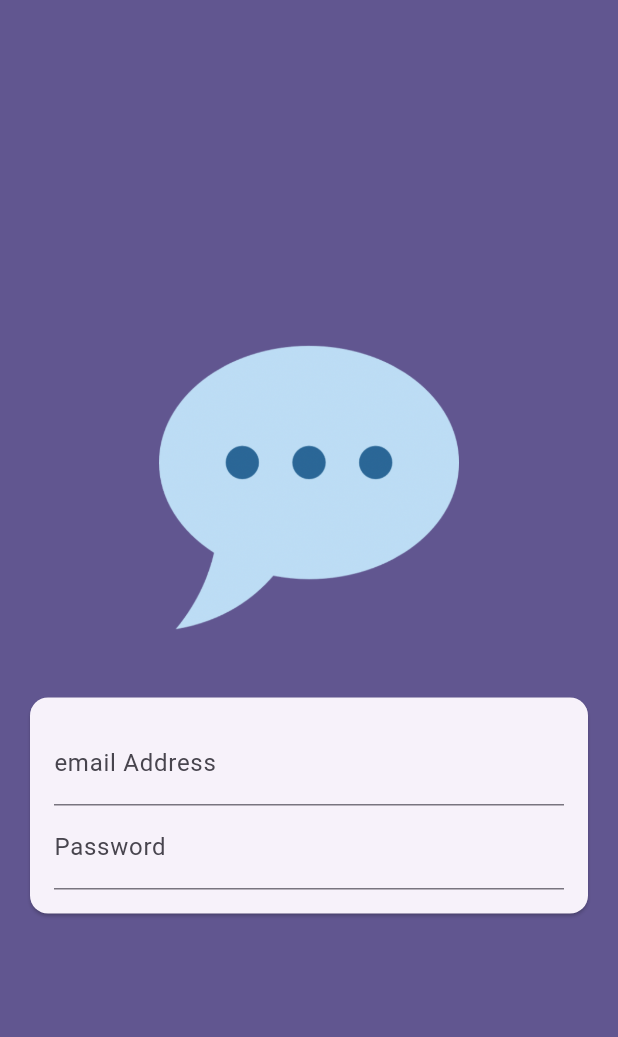
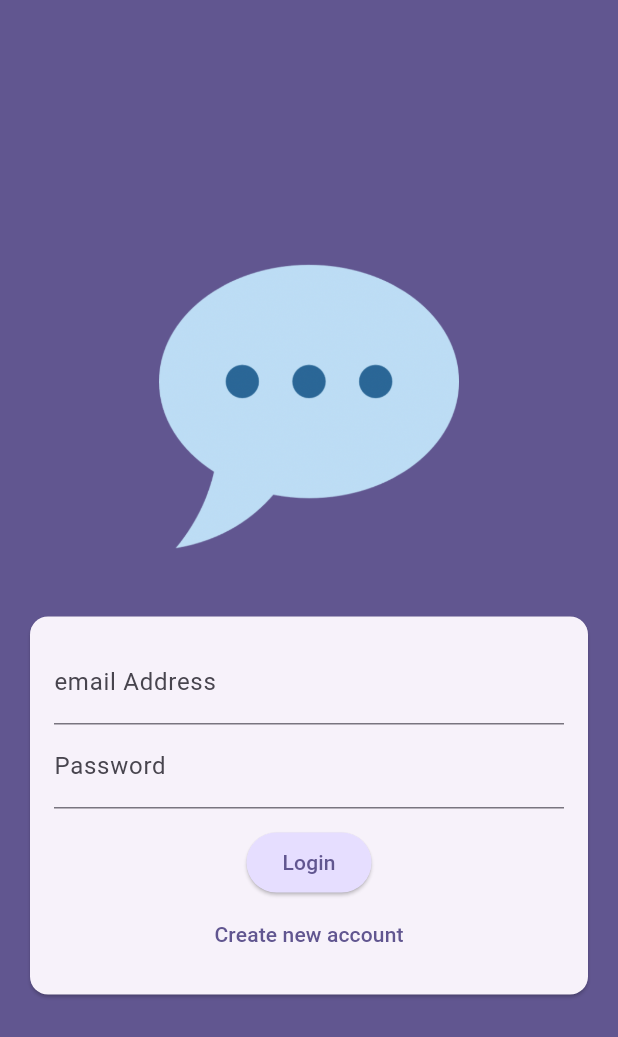
Before and after one commit to YogeshRR/chat_app, a Flutter app: the screen it shows after launch, on a phone screen of 412 x 824 dp. Shown: the top 1037 px of the screen. Run offline on Flutter 3.47's test engine with Material 3 defaults, Android fonts, the phone set to English and light mode, and no system bars.

Commit message:
Adding buttons and modes for authentication.

```diff
--- a/lib/screens/auth_screen.dart
+++ b/lib/screens/auth_screen.dart
@@ -10,6 +10,7 @@ class AuthScreen extends StatefulWidget {
 class _AuthScreenState extends State<AuthScreen> {
   @override
   Widget build(BuildContext context) {
+    bool isLogin = true;
     return Scaffold(
       backgroundColor: Theme.of(context).colorScheme.primary,
       body: Center(
@@ -27,18 +28,18 @@ class _AuthScreenState extends State<AuthScreen> {
                 width: 200,
                 child: Image.asset('assets/images/chat.png'),
               ),
-              const Card(
-                margin: EdgeInsets.all(20),
+              Card(
+                margin: const EdgeInsets.all(20),
                 child: SingleChildScrollView(
                   child: Padding(
-                    padding: EdgeInsets.all(
+                    padding: const EdgeInsets.all(
                       16,
                     ),
                     child: Form(
                       child: Column(
                         mainAxisSize: MainAxisSize.min,
                         children: [
-                          TextField(
+                          const TextField(
                             decoration: InputDecoration(
                               label: Text('email Address'),
                             ),
@@ -46,7 +47,7 @@ class _AuthScreenState extends State<AuthScreen> {
                             autocorrect: false,
                             textCapitalization: TextCapitalization.none,
                           ),
-                          TextField(
+                          const TextField(
                             decoration: InputDecoration(
                               label: Text('Password'),
                             ),
@@ -54,6 +55,28 @@ class _AuthScreenState extends State<AuthScreen> {
                             autocorrect: false,
                             textCapitalization: TextCapitalization.none,
                             obscureText: true,
+                          ),
+                          const SizedBox(
+                            height: 12,
+                          ),
+                          ElevatedButton(
+                            onPressed: () {},
+                            style: ElevatedButton.styleFrom(
+                              backgroundColor: Theme.of(context)
+                                  .colorScheme
+                                  .primaryContainer,
+                            ),
+                            child: Text(isLogin ? 'Login' : 'Sign Up'),
+                          ),
+                          TextButton(
+                            onPressed: () {
+                              setState(() {
+                                isLogin = !isLogin;
+                              });
+                            },
+                            child: Text(isLogin
+                                ? 'Create new account'
+                                : 'I already have an account'),
                           ),
                         ],
                       ),
```
